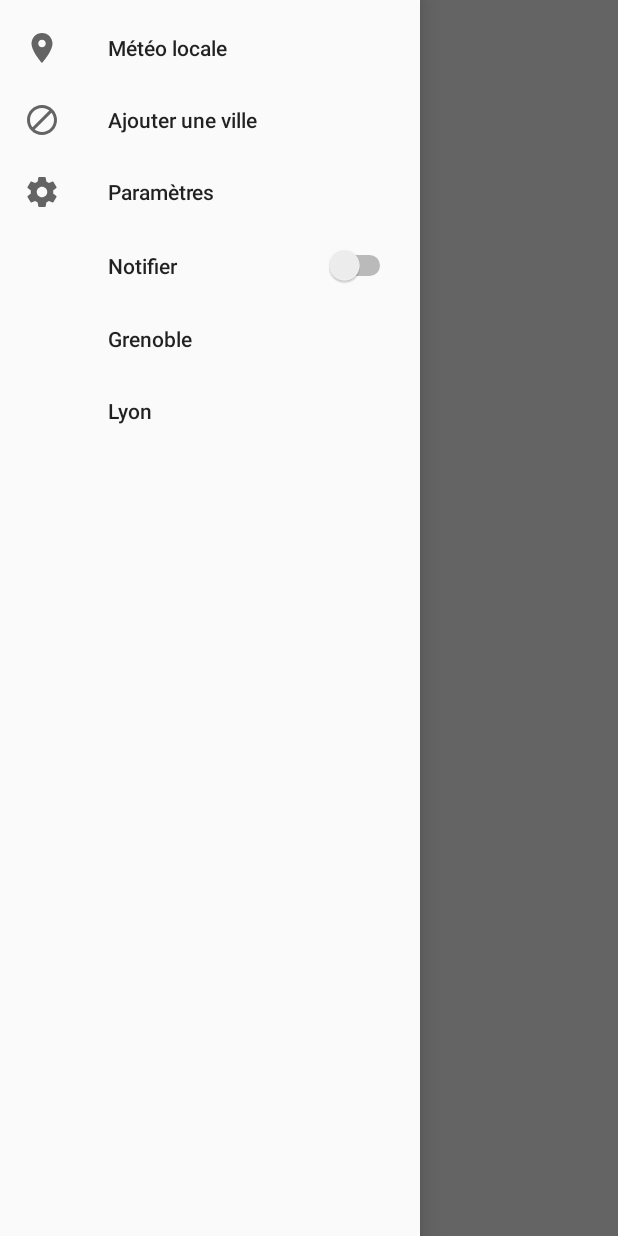
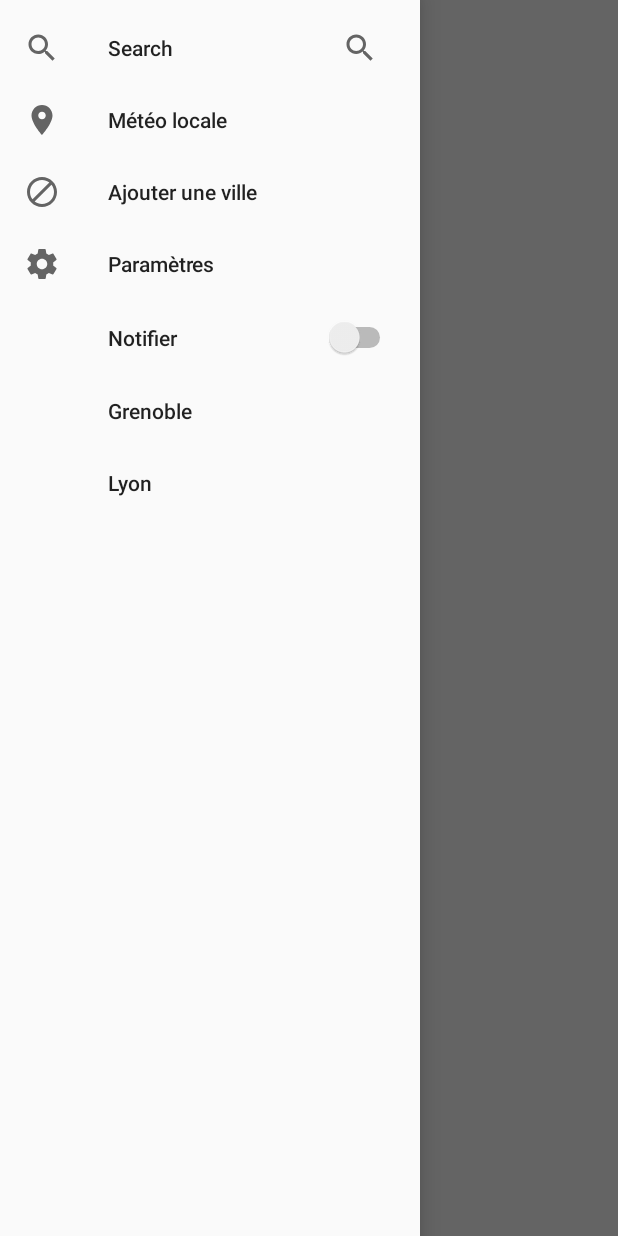
Before and after one commit to Abyfall/MeteoDemoAndroid, an Android app: the MainActivity screen opened directly, with no data from a screen before it, with the side drawer open, on a phone screen of 412 x 824 dp. Run offline under Robolectric (Android 15) with nearby library versions, the light colour scheme and no system bars; our stand-ins replace Volley; libraries missing offline, so code that uses them is left out: com.opencsv; network calls fail; 1 statement that could not run was skipped.

Commit message:
Ajout fichier ville,pays,id et affichage barre de recherche

```diff
--- a/app/build.gradle
+++ b/app/build.gradle
@@ -16,6 +16,7 @@
             proguardFiles getDefaultProguardFile('proguard-android-optimize.txt'), 'proguard-rules.pro'
         }
     }
+    sourceSets { main { assets.srcDirs = ['src/main/assets', 'src/main/assets/'] } }
 }
 
 dependencies {
@@ -30,4 +31,5 @@
     androidTestImplementation 'com.android.support.test.espresso:espresso-core:3.0.2'
     implementation 'com.android.volley:volley:1.1.0'
     implementation 'com.android.support:mediarouter-v7:28.0.0'
+    implementation 'com.opencsv:opencsv:3.9'
 }
--- a/app/src/main/AndroidManifest.xml
+++ b/app/src/main/AndroidManifest.xml
@@ -31,5 +31,4 @@
     <uses-permission android:name="android.permission.INTERNET"/>
     <uses-permission android:name="android.permission.ACCESS_COARSE_LOCATION"/>
     <uses-permission android:name="android.permission.ACCESS_FINE_LOCATION"/>
-    <uses-sdk android:minSdkVersion="19" />
 </manifest>
--- a/app/src/main/java/com/chretimi/meteo/MainActivity.java
+++ b/app/src/main/java/com/chretimi/meteo/MainActivity.java
@@ -15,13 +15,11 @@
 import android.support.v4.app.ActivityCompat;
 import android.support.v4.widget.DrawerLayout;
 import android.support.v4.widget.SwipeRefreshLayout;
-import android.support.v7.app.ActionBar;
 import android.support.v7.app.AppCompatActivity;
 import android.support.v7.widget.LinearLayoutManager;
 import android.support.v7.widget.RecyclerView;
 import android.support.v7.widget.Toolbar;
 import android.util.Log;
-import android.view.ContextMenu;
 import android.view.Menu;
 import android.view.MenuItem;
 import android.view.View;
@@ -36,11 +34,18 @@
 import com.android.volley.VolleyError;
 import com.android.volley.toolbox.StringRequest;
 import com.android.volley.toolbox.Volley;
+import com.opencsv.CSVReader;
 
 import org.json.JSONArray;
 import org.json.JSONException;
 import org.json.JSONObject;
 
+import java.io.File;
+import java.io.FileNotFoundException;
+import java.io.FileReader;
+import java.io.IOException;
+import java.io.InputStream;
+import java.io.InputStreamReader;
 import java.util.ArrayList;
 import java.util.Calendar;
 import java.util.Date;
@@ -60,6 +65,7 @@
     private String cityId = "3014728";
     private String currCity = "";
     private SharedPreferences prefs;
+    private List<String[]> cities;
 
     @Override
     protected void onCreate(Bundle savedInstanceState) {
@@ -69,6 +75,18 @@
         Toolbar toolbar = findViewById(R.id.slide_menu);
         setSupportActionBar(toolbar);
 
+        CSVReader reader = null;
+        try {
+            //String csvfileString = this.getApplicationInfo().dataDir + File.separatorChar + "assets/";
+            final InputStream in = getAssets().open( "city.list.csv" );
+            reader = new CSVReader(new InputStreamReader(in));
+            cities = reader.readAll();
+            Log.d("Cities found :", "" + cities.size());
+        } catch (FileNotFoundException e) {
+            e.printStackTrace();
+        } catch (IOException e) {
+            e.printStackTrace();
+        }
 
         prefs = getSharedPreferences("cities", Context.MODE_PRIVATE);
 
--- /dev/null
+++ b/app/src/main/res/drawable/ic_search_black_24dp.xml
@@ -0,0 +1,9 @@
+<vector xmlns:android="http://schemas.android.com/apk/res/android"
+        android:width="24dp"
+        android:height="24dp"
+        android:viewportWidth="24.0"
+        android:viewportHeight="24.0">
+    <path
+        android:fillColor="#FF000000"
+        android:pathData="M15.5,14h-0.79l-0.28,-0.27C15.41,12.59 16,11.11 16,9.5 16,5.91 13.09,3 9.5,3S3,5.91 3,9.5 5.91,16 9.5,16c1.61,0 3.09,-0.59 4.23,-1.57l0.27,0.28v0.79l5,4.99L20.49,19l-4.99,-5zM9.5,14C7.01,14 5,11.99 5,9.5S7.01,5 9.5,5 14,7.01 14,9.5 11.99,14 9.5,14z"/>
+</vector>
--- a/app/src/main/res/menu/drawer_menu.xml
+++ b/app/src/main/res/menu/drawer_menu.xml
@@ -4,6 +4,11 @@
     xmlns:app="http://schemas.android.com/apk/res-auto"
     xmlns:android="http://schemas.android.com/apk/res/android"
     tools:context=".MainActivity">
+    <item
+        android:id="@+id/app_bar_search"
+        android:icon="@drawable/ic_search_black_24dp"
+        android:title="Search"
+        app:actionViewClass="android.widget.SearchView" />
     <item
         android:id="@+id/local_weather"
         android:icon="@drawable/ic_location_black_24dp"
```
Also changed, not shown: 150 other files.
